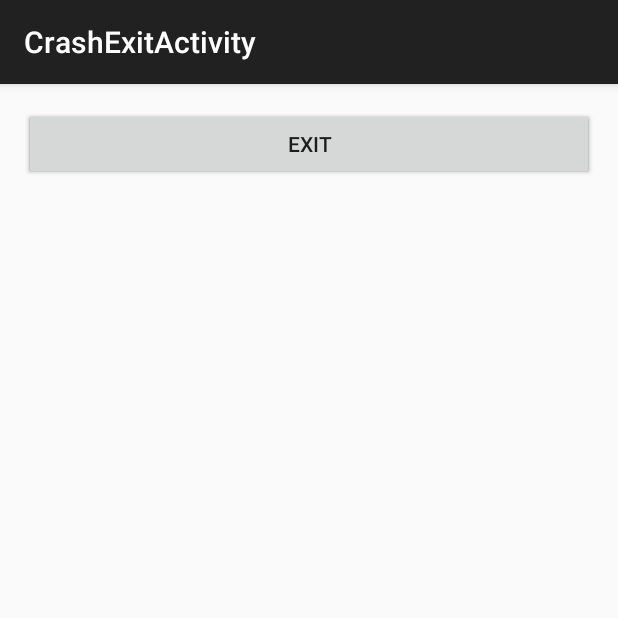
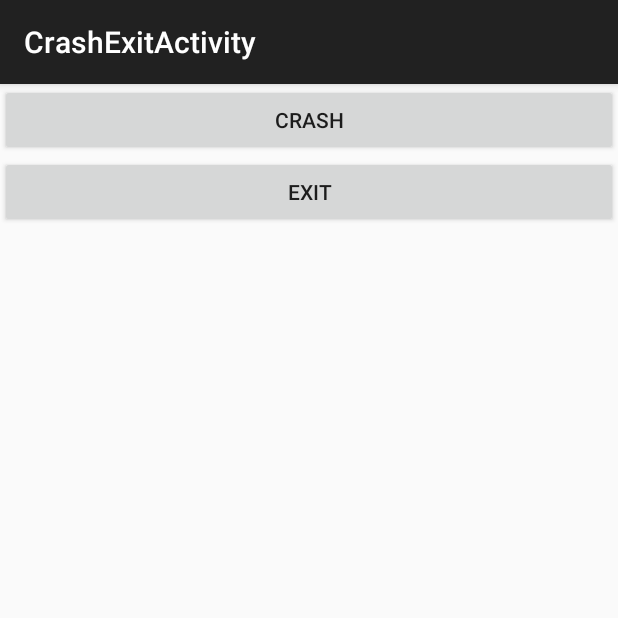
Before and after one commit to lirenlong/androidExam, an Android app: the CrashExitActivity screen opened directly, with no data from a screen before it, on a phone screen of 412 x 824 dp, the top half of it. Run offline under Robolectric (Android 15) with nearby library versions, the phone set to English and light mode, and no system bars.

Commit message:
更改布局

```diff
--- a/app/src/main/res/layout/activity_crash_exit.xml
+++ b/app/src/main/res/layout/activity_crash_exit.xml
@@ -1,13 +1,9 @@
 <?xml version="1.0" encoding="utf-8"?>
-<RelativeLayout xmlns:android="http://schemas.android.com/apk/res/android"
-    xmlns:tools="http://schemas.android.com/tools"
+<LinearLayout
+    xmlns:android="http://schemas.android.com/apk/res/android"
     android:layout_width="match_parent"
     android:layout_height="match_parent"
-    android:paddingBottom="@dimen/activity_vertical_margin"
-    android:paddingLeft="@dimen/activity_horizontal_margin"
-    android:paddingRight="@dimen/activity_horizontal_margin"
-    android:paddingTop="@dimen/activity_vertical_margin"
-    tools:context="org.roger.sample.androidexam.Exam7_Service.CrashExitActivity">
+    android:orientation="vertical">
 
     <Button
         android:id="@+id/crash"
@@ -22,4 +18,4 @@
         android:layout_height="wrap_content"
         android:onClick="onBtnClick"
         android:text="exit" />
-</RelativeLayout>
+</LinearLayout>
```
